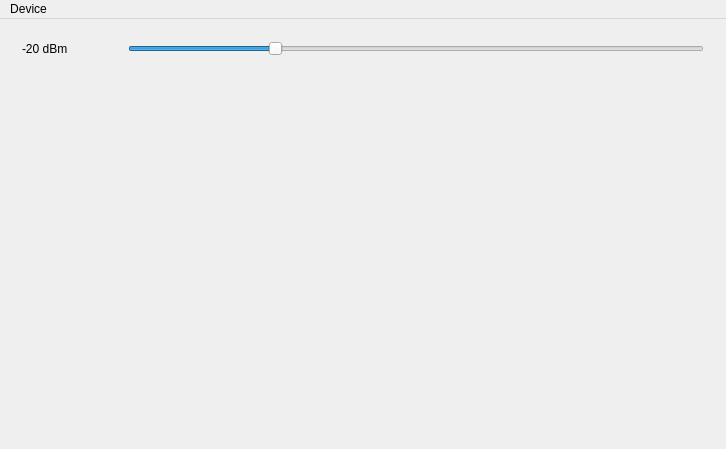
Qt form vna_diagtool/mainwindow.ui (xaxaxa-dev/vna) before a commit.
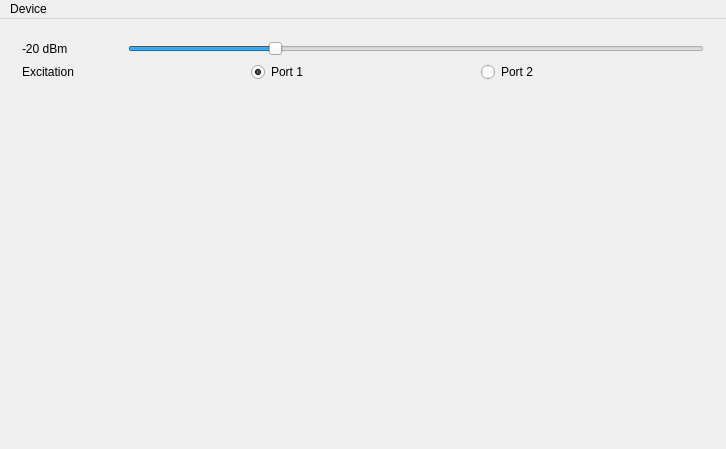
The same form after that commit.

Commit message:
proper support for full two port vna
-----libxavna-----
* autodetect device type in libxavna
* update to newest usb serial data format for full two port
* allow setting IF frequency
* allow setting T/R mode and port swapping in c++ api
-----qt gui-----
* show all traces in vna_diagtool and allow selecting excitation port
* allow changing # of datapoints to average over in qt gui device>sweep
params
* support changing views between T/R mode and full two port mode

What changed in the file:
```diff
--- a/vna_diagtool/mainwindow.ui
+++ b/vna_diagtool/mainwindow.ui
@@ -14,29 +14,8 @@
    <string>MainWindow</string>
   </property>
   <widget class="QWidget" name="centralWidget">
-   <layout class="QGridLayout" name="gridLayout">
-    <item row="1" column="0">
-     <widget class="QWidget" name="w_content" native="true">
-      <layout class="QVBoxLayout" name="verticalLayout">
-       <property name="spacing">
-        <number>0</number>
-       </property>
-       <property name="leftMargin">
-        <number>0</number>
-       </property>
-       <property name="topMargin">
-        <number>0</number>
-       </property>
-       <property name="rightMargin">
-        <number>0</number>
-       </property>
-       <property name="bottomMargin">
-        <number>0</number>
-       </property>
-      </layout>
-     </widget>
-    </item>
-    <item row="0" column="0">
+   <layout class="QVBoxLayout" name="verticalLayout_2">
+    <item>
      <widget class="QWidget" name="widget" native="true">
       <property name="sizePolicy">
        <sizepolicy hsizetype="Preferred" vsizetype="Fixed">
@@ -45,6 +24,9 @@
        </sizepolicy>
       </property>
       <layout class="QHBoxLayout" name="horizontalLayout">
+       <property name="bottomMargin">
+        <number>0</number>
+       </property>
        <item>
         <widget class="QLabel" name="label">
          <property name="minimumSize">
@@ -77,6 +59,75 @@
       </layout>
      </widget>
     </item>
+    <item>
+     <widget class="QWidget" name="widget_2" native="true">
+      <property name="sizePolicy">
+       <sizepolicy hsizetype="Preferred" vsizetype="Fixed">
+        <horstretch>0</horstretch>
+        <verstretch>0</verstretch>
+       </sizepolicy>
+      </property>
+      <layout class="QHBoxLayout" name="horizontalLayout_2">
+       <property name="topMargin">
+        <number>0</number>
+       </property>
+       <property name="bottomMargin">
+        <number>0</number>
+       </property>
+       <item>
+        <widget class="QLabel" name="label_2">
+         <property name="minimumSize">
+          <size>
+           <width>100</width>
+           <height>0</height>
+          </size>
+         </property>
+         <property name="text">
+          <string>Excitation</string>
+         </property>
+        </widget>
+       </item>
+       <item>
+        <widget class="QRadioButton" name="r_port1">
+         <property name="text">
+          <string>Port 1</string>
+         </property>
+         <property name="checked">
+          <bool>true</bool>
+         </property>
+        </widget>
+       </item>
+       <item>
+        <widget class="QRadioButton" name="r_port2">
+         <property name="text">
+          <string>Port 2</string>
+         </property>
+        </widget>
+       </item>
+      </layout>
+     </widget>
+    </item>
+    <item>
+     <widget class="QWidget" name="w_content" native="true">
+      <layout class="QVBoxLayout" name="verticalLayout">
+       <property name="spacing">
+        <number>0</number>
+       </property>
+       <property name="leftMargin">
+        <number>0</number>
+       </property>
+       <property name="topMargin">
+        <number>0</number>
+       </property>
+       <property name="rightMargin">
+        <number>0</number>
+       </property>
+       <property name="bottomMargin">
+        <number>0</number>
+       </property>
+      </layout>
+     </widget>
+    </item>
    </layout>
   </widget>
   <widget class="QMenuBar" name="menuBar">
```
Left out of the diff: 21 changed lines with no effect on the pictures. The commit also changes 16 other files.
